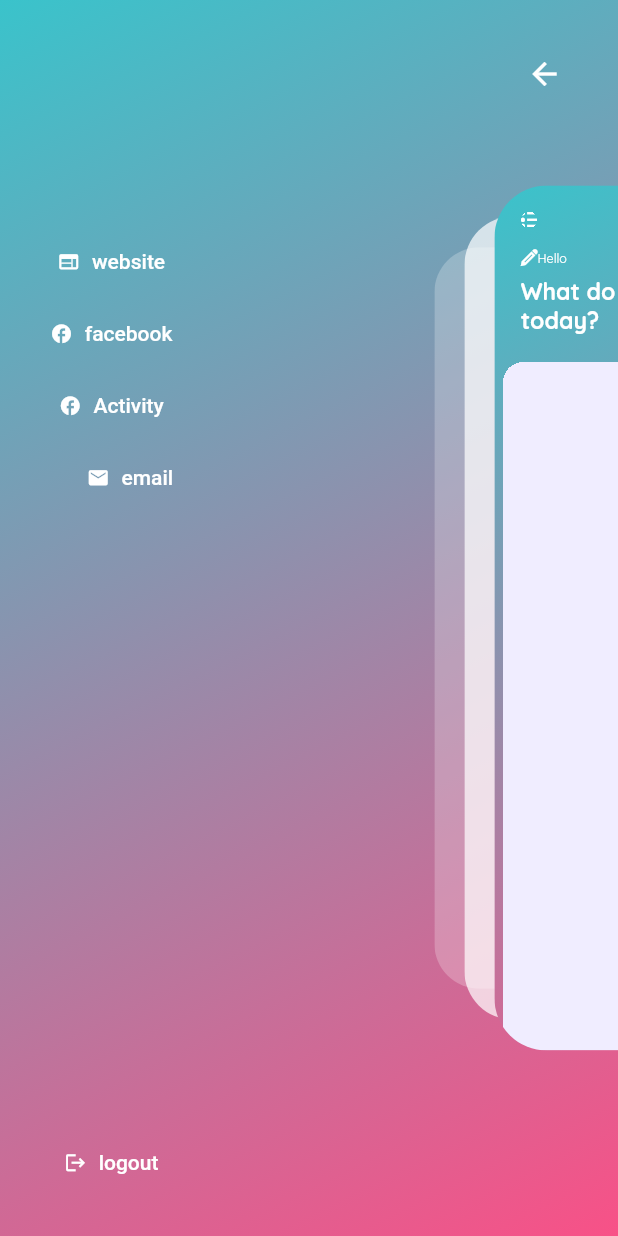
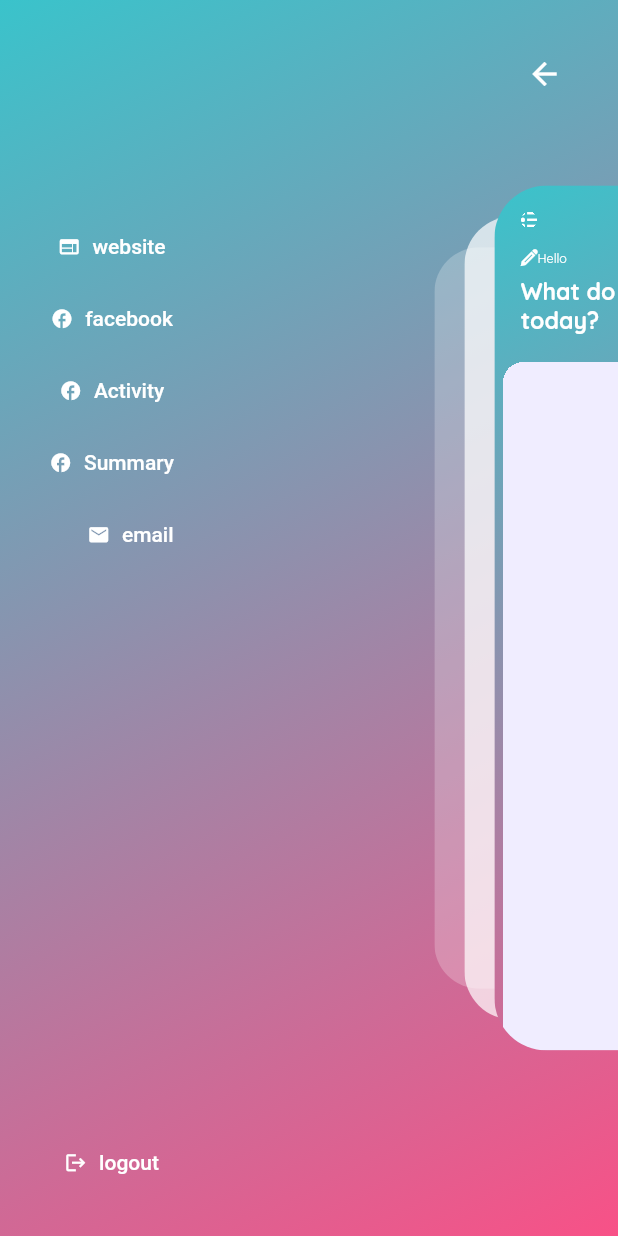
Before and after one commit to DucHungGithub/study_app, a Flutter app: the HomeScreen screen opened by its route, after a tap on an icon or button, on a phone screen of 412 x 824 dp. Run offline on Flutter 3.47's test engine with Material 2 defaults, Android fonts, the phone set to English and light mode, and no system bars; drawn by our look-alikes of flutter_zoom_drawer; our stand-ins replace cached_network_image, cloud_firestore, firebase_auth, firebase_core, firebase_storage, flutter_heatmap_calendar and 5 more; missing offline and left inert: easy_separator, firebase_app_check; accounts and stored records are empty.

```diff
--- a/lib/main.dart
+++ b/lib/main.dart
@@ -3,7 +3,6 @@ import 'package:firebase_core/firebase_core.dart';
 import 'package:flutter/material.dart';
 import 'package:get/get.dart';
 import 'package:study_app_project/bindings/initial_bindings.dart';
-import 'package:study_app_project/controllers/question_page/data_uploader_screen.dart';
 import 'package:study_app_project/controllers/theme_controller.dart';
 import 'package:study_app_project/firebase_options.dart';
 import 'package:study_app_project/routes/app_routes.dart';
--- a/lib/routes/app_routes.dart
+++ b/lib/routes/app_routes.dart
@@ -2,6 +2,7 @@ import 'package:get/get.dart';
 import 'package:study_app_project/controllers/habit_controller.dart';
 import 'package:study_app_project/controllers/question_page/question_paper_controller.dart';
 import 'package:study_app_project/controllers/question_page/questions_controller.dart';
+import 'package:study_app_project/controllers/summary_controller.dart';
 import 'package:study_app_project/controllers/zoom_drawer_controller.dart';
 import 'package:study_app_project/screen/home/home_screen.dart';
 import 'package:study_app_project/screen/introduction/introduction.dart';
@@ -12,6 +13,7 @@ import 'package:study_app_project/screen/question/questions_screen.dart';
 import 'package:study_app_project/screen/question/result_screen.dart';
 import 'package:study_app_project/screen/question/test_overview_screen.dart';
 import 'package:study_app_project/screen/splash/splash_screen.dart';
+import 'package:study_app_project/screen/summary/summary_screen.dart';
 
 class AppRoutes {
   static List<GetPage> routes() => [
@@ -63,5 +65,14 @@ class AppRoutes {
             },
           ),
         ),
+        GetPage(
+          name: SummaryScreen.routeName,
+          page: () => const SummaryScreen(),
+          binding: BindingsBuilder(
+            () {
+              Get.put<SummaryController>(SummaryController());
+            },
+          ),
+        ),
       ];
 }
--- a/lib/screen/home/menu_screen.dart
+++ b/lib/screen/home/menu_screen.dart
@@ -4,6 +4,7 @@ import 'package:study_app_project/configs/themes/app_colors.dart';
 import 'package:study_app_project/configs/themes/ui_parameters.dart';
 import 'package:study_app_project/controllers/zoom_drawer_controller.dart';
 import 'package:study_app_project/screen/map/habit_tracker_screen.dart';
+import 'package:study_app_project/screen/summary/summary_screen.dart';
 
 class MenuScreen extends GetView<MyZoomDrawerController> {
   const MenuScreen({super.key});
@@ -64,6 +65,11 @@ class MenuScreen extends GetView<MyZoomDrawerController> {
                       onPressed: () =>
                           Get.toNamed(HabitTrackerScreen.routeName),
                     ),
+                    _DrawerButton(
+                      icon: Icons.facebook,
+                      label: "Summary",
+                      onPressed: () => Get.toNamed(SummaryScreen.routeName),
+                    ),
                     Padding(
                       padding: const EdgeInsets.only(left: 25),
                       child: _DrawerButton(
```
